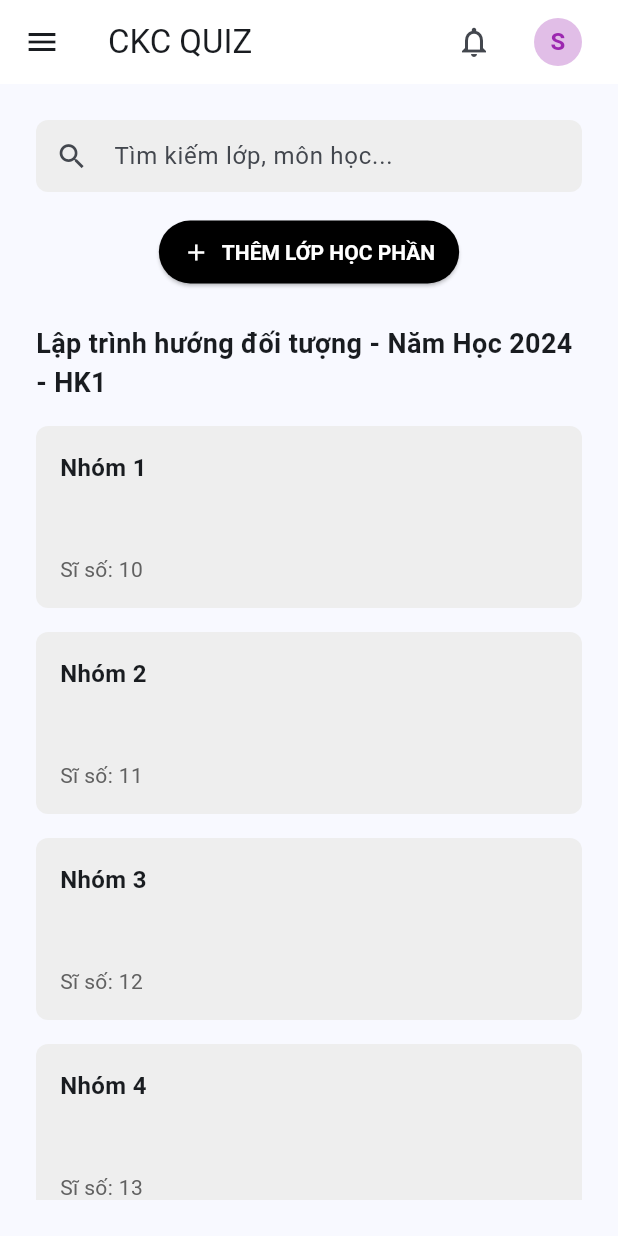
After one commit to thongle321/CKCQUIZZ, a Flutter app: the NhomHocPhanScreen screen opened by its route, on a phone screen of 412 x 824 dp. The commit adds this screen. Run offline on Flutter 3.47's test engine with Material 3 defaults, Android fonts, the light colour scheme and no system bars; our stand-ins replace flutter_riverpod, go_router, shared_preferences; accounts and stored records are empty.

Commit message:
thêm giao diện nhóm học phần-SV

```diff
--- a/ckcandr/lib/main.dart
+++ b/ckcandr/lib/main.dart
@@ -5,6 +5,8 @@ import 'package:ckcandr/views/authentications/forgot_password_screen.dart';
 import 'package:ckcandr/views/admin/dashboard_screen.dart';
 import 'package:ckcandr/views/giangvien/dashboard_screen.dart';
 import 'package:ckcandr/views/sinhvien/dashboard_screen.dart';
+import 'package:ckcandr/views/sinhvien/nhom_hoc_phan_screen.dart';
+import 'package:ckcandr/views/sinhvien/bai_kiem_tra_screen.dart';
 import 'package:ckcandr/services/auth_service.dart';
 import 'package:go_router/go_router.dart';
 import 'package:ckcandr/models/user_model.dart';
@@ -54,6 +56,18 @@ final _routerProvider = Provider<GoRouter>((ref) {
       GoRoute(
         path: '/sinhvien/dashboard',
         builder: (context, state) => const SinhVienDashboardScreen(),
+      ),
+      // Thêm route nhóm học phần cho sinh viên
+      GoRoute(
+        path: '/sinhvien/nhom-hoc-phan',
+        builder: (context, state) => const SinhVienDashboardScreen(
+          child: NhomHocPhanScreen(),
+        ),
+      ),
+      // Thêm route bài kiểm tra cho sinh viên
+      GoRoute(
+        path: '/sinhvien/bai-kiem-tra',
+        builder: (context, state) => const BaiKiemTraScreen(),
       ),
     ],
     redirect: (context, state) {
--- a/ckcandr/lib/views/sinhvien/dashboard_screen.dart
+++ b/ckcandr/lib/views/sinhvien/dashboard_screen.dart
@@ -12,6 +12,9 @@ class SinhVienDashboardScreen extends ConsumerWidget {
   Widget build(BuildContext context, WidgetRef ref) {
     final user = ref.watch(currentUserProvider);
     final bool isLargeScreen = MediaQuery.of(context).size.width >= 600;
+
+    // Lấy đường dẫn hiện tại để xác định menu nào đang active
+    final String currentPath = GoRouterState.of(context).matchedLocation;
 
     return Scaffold(
       appBar: AppBar(
@@ -119,12 +122,12 @@ class SinhVienDashboardScreen extends ConsumerWidget {
           const SizedBox(width: 16),
         ],
       ),
-      drawer: isLargeScreen ? null : _buildDrawer(context, ref),
+      drawer: isLargeScreen ? null : _buildDrawer(context, ref, currentPath),
       body: Row(
         children: <Widget>[
           // Hiển thị drawer cố định trên màn hình lớn
           if (isLargeScreen)
-            _buildDrawer(context, ref, isPermanent: true),
+            _buildDrawer(context, ref, currentPath, isPermanent: true),
 
           // Khu vực nội dung chính
           Expanded(
@@ -148,7 +151,14 @@ class SinhVienDashboardScreen extends ConsumerWidget {
   }
 
   /// Xây dựng drawer cho thanh bên
-  Widget _buildDrawer(BuildContext context, WidgetRef ref, {bool isPermanent = false}) {
+  Widget _buildDrawer(BuildContext context, WidgetRef ref, String currentPath, {bool isPermanent = false}) {
+    // Kiểm tra trang hiện tại để đánh dấu menu active
+    final bool isDashboardActive = currentPath == '/sinhvien/dashboard';
+    final bool isNhomHocPhanActive = currentPath == '/sinhvien/nhom-hoc-phan';
+    final bool isMonHocActive = currentPath.contains('/sinhvien/mon-hoc');
+    final bool isBaiKiemTraActive = currentPath.contains('/sinhvien/bai-kiem-tra');
+    final bool isThongBaoActive = currentPath.contains('/sinhvien/thong-bao');
+
     Widget drawerContent = Column(
       children: <Widget>[
         // Header drawer
@@ -187,9 +197,10 @@ class SinhVienDashboardScreen extends ConsumerWidget {
                 icon: Icons.grid_view_outlined,
                 text: 'Tổng quan',
                 context: context,
-                selected: true,
+                selected: isDashboardActive,
                 onTap: () {
-                  // TODO: Navigate to dashboard
+                  // Chuyển về trang dashboard chính
+                  context.go('/sinhvien/dashboard');
                   if (!isPermanent && Navigator.canPop(context)) {
                     Navigator.pop(context);
                   }
@@ -210,34 +221,9 @@ class SinhVienDashboardScreen extends ConsumerWidget {
                 icon: Icons.folder_copy_outlined,
                 text: 'Nhóm học phần',
                 context: context,
-                selected: false,
+                selected: isNhomHocPhanActive,
                 onTap: () {
-                  // TODO: Navigate to learning groups
-                  if (!isPermanent && Navigator.canPop(context)) {
-                    Navigator.pop(context);
-                  }
-                },
-              ),
-              // Sinh viên có thể xem câu hỏi nhưng không thể chỉnh sửa
-              _buildDrawerItem(
-                icon: Icons.question_answer_outlined,
-                text: 'Câu hỏi',
-                context: context,
-                selected: false,
-                onTap: () {
-                  // TODO: Navigate to questions
-                  if (!isPermanent && Navigator.canPop(context)) {
-                    Navigator.pop(context);
-                  }
-                },
-              ),
-              _buildDrawerItem(
-                icon: Icons.people_outline,
-                text: 'Người dùng',
-                context: context,
-                selected: false,
-                onTap: () {
-                  // TODO: Navigate to user management
+                  context.go('/sinhvien/nhom-hoc-phan');
                   if (!isPermanent && Navigator.canPop(context)) {
                     Navigator.pop(context);
                   }
@@ -247,7 +233,7 @@ class SinhVienDashboardScreen extends ConsumerWidget {
                 icon: Icons.book_outlined,
                 text: 'Môn học',
                 context: context,
-                selected: false,
+                selected: isMonHocActive,
                 onTap: () {
                   // TODO: Navigate to subjects
                   if (!isPermanent && Navigator.canPop(context)) {
@@ -257,11 +243,11 @@ class SinhVienDashboardScreen extends ConsumerWidget {
               ),
               _buildDrawerItem(
                 icon: Icons.assignment_outlined,
-                text: 'Đề kiểm tra',
+                text: 'Bài kiểm tra',
                 context: context,
-                selected: false,
+                selected: isBaiKiemTraActive,
                 onTap: () {
-                  // TODO: Navigate to exams
+                  context.go('/sinhvien/bai-kiem-tra');
                   if (!isPermanent && Navigator.canPop(context)) {
                     Navigator.pop(context);
                   }
@@ -271,7 +257,7 @@ class SinhVienDashboardScreen extends ConsumerWidget {
                 icon: Icons.notifications_active_outlined,
                 text: 'Thông báo',
                 context: context,
-                selected: false,
+                selected: isThongBaoActive,
                 onTap: () {
                   // TODO: Navigate to notifications
                   if (!isPermanent && Navigator.canPop(context)) {
--- /dev/null
+++ b/ckcandr/lib/views/sinhvien/nhom_hoc_phan_screen.dart
@@ -0,0 +1,153 @@
+import 'package:flutter/material.dart';
+import 'package:flutter_riverpod/flutter_riverpod.dart';
+
+class NhomHocPhanScreen extends ConsumerWidget {
+  const NhomHocPhanScreen({super.key});
+
+  @override
+  Widget build(BuildContext context, WidgetRef ref) {
+    // Xác định kích thước màn hình để điều chỉnh layout
+    final screenWidth = MediaQuery.of(context).size.width;
+    final isSmallScreen = screenWidth < 600;
+    final isMediumScreen = screenWidth >= 600 && screenWidth < 1200;
+
+    // Số lượng cột hiển thị dựa trên kích thước màn hình
+    int crossAxisCount = 4;
+    if (isSmallScreen) {
+      crossAxisCount = 1;
+    } else if (isMediumScreen) {
+      crossAxisCount = 2;
+    }
+
+    return Padding(
+      padding: const EdgeInsets.all(24.0),
+      child: Column(
+        crossAxisAlignment: CrossAxisAlignment.start,
+        children: [
+          // Thanh tìm kiếm và nút thêm
+          isSmallScreen
+              ? Column(
+                  children: [
+                    _buildSearchField(),
+                    const SizedBox(height: 16),
+                    _buildAddButton(),
+                  ],
+                )
+              : Row(
+                  children: [
+                    Expanded(child: _buildSearchField()),
+                    const SizedBox(width: 16),
+                    _buildAddButton(),
+                  ],
+                ),
+
+          const SizedBox(height: 24),
+
+          // Tên học phần
+          const Text(
+            'Lập trình hướng đối tượng - Năm Học 2024 - HK1',
+            style: TextStyle(
+              fontSize: 18,
+              fontWeight: FontWeight.bold,
+            ),
+          ),
+
+          const SizedBox(height: 16),
+
+          // Danh sách nhóm học phần
+          Expanded(
+            child: GridView.builder(
+              gridDelegate: SliverGridDelegateWithFixedCrossAxisCount(
+                crossAxisCount: crossAxisCount,
+                crossAxisSpacing: 16,
+                mainAxisSpacing: 16,
+                childAspectRatio: isSmallScreen ? 3 : 1.5,
+              ),
+              itemCount: 8, // Số lượng nhóm mẫu
+              itemBuilder: (context, index) {
+                return _buildGroupCard(
+                  context,
+                  'Nhóm ${index + 1}',
+                  'Sĩ số: ${10 + index}',
+                );
+              },
+            ),
+          ),
+        ],
+      ),
+    );
+  }
+
+  // Widget trường tìm kiếm
+  Widget _buildSearchField() {
+    return TextField(
+      decoration: InputDecoration(
+        hintText: 'Tìm kiếm lớp, môn học...',
+        prefixIcon: const Icon(Icons.search, size: 22),
+        border: OutlineInputBorder(
+          borderRadius: BorderRadius.circular(8),
+          borderSide: BorderSide.none,
+        ),
+        filled: true,
+        fillColor: Colors.grey.shade200,
+        contentPadding: const EdgeInsets.symmetric(vertical: 0),
+      ),
+    );
+  }
+
+  // Widget nút thêm lớp học phần
+  Widget _buildAddButton() {
+    return ElevatedButton.icon(
+      onPressed: () {
+        // TODO: Implement add group functionality
+      },
+      icon: const Icon(Icons.add, size: 18),
+      label: const Text('THÊM LỚP HỌC PHẦN'),
+      style: ElevatedButton.styleFrom(
+        backgroundColor: Colors.black,
+        foregroundColor: Colors.white,
+        textStyle: const TextStyle(
+          fontSize: 14,
+          fontWeight: FontWeight.bold,
+        ),
+        padding: const EdgeInsets.symmetric(horizontal: 16, vertical: 12),
+      ),
+    );
+  }
+
+  // Widget cho mỗi card nhóm
+  Widget _buildGroupCard(BuildContext context, String title, String subtitle) {
+    return InkWell(
+      onTap: () {
+        // TODO: Navigate to group details
+      },
+      child: Container(
+        decoration: BoxDecoration(
+          color: Colors.grey.shade200,
+          borderRadius: BorderRadius.circular(8),
+        ),
+        padding: const EdgeInsets.all(16),
+        child: Column(
+          crossAxisAlignment: CrossAxisAlignment.start,
+          mainAxisAlignment: MainAxisAlignment.spaceBetween,
+          children: [
+            Text(
+              title,
+              style: const TextStyle(
+                fontSize: 16,
+                fontWeight: FontWeight.bold,
+              ),
+            ),
+            Text(
+              subtitle,
+              style: TextStyle(
+                fontSize: 14,
+                color: Colors.grey.shade700,
+              ),
+            ),
+          ],
+        ),
+      ),
+    );
+  }
+}
```
Also changed, not shown: ckcandr/lib/views/sinhvien/bai_kiem_tra_screen.dart (added, +492 -0 lines).
